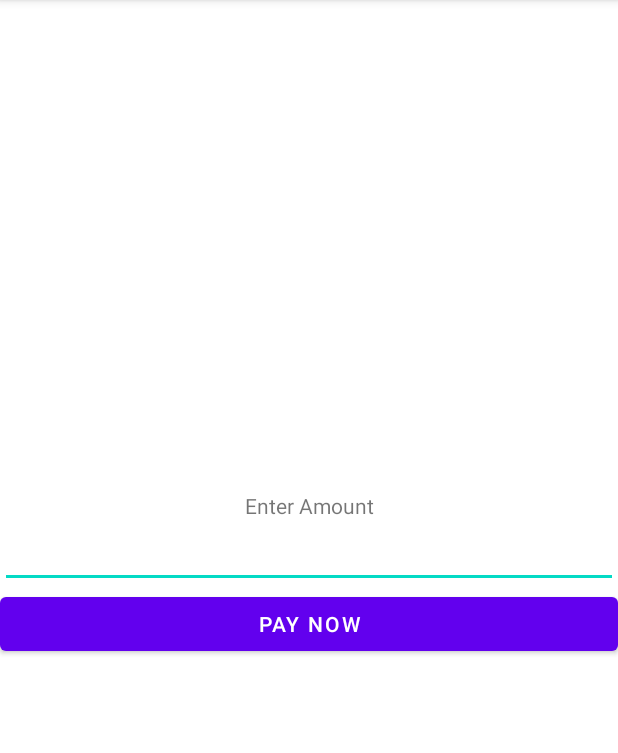
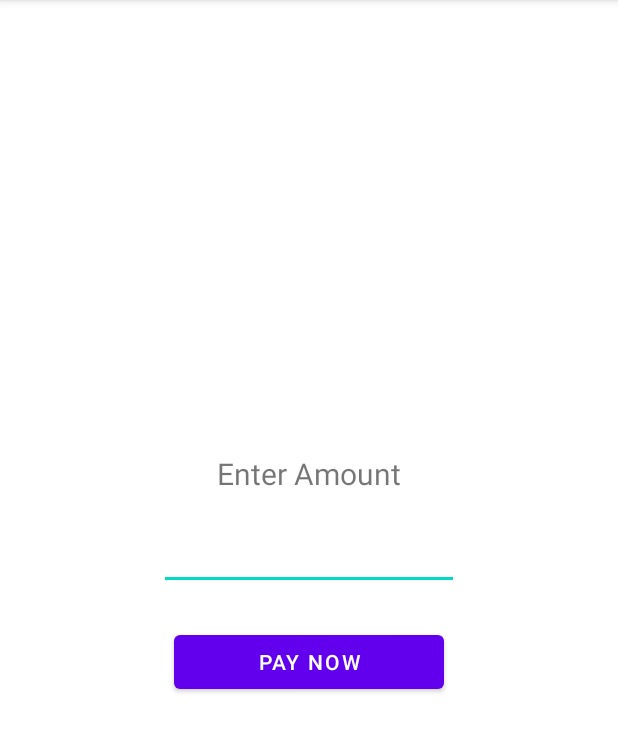
Before and after one commit to MohannedOdeh/Smartlock, an Android app: the Payment screen opened directly, with no data from a screen before it, on a phone screen of 412 x 824 dp, the part 84-837 px from its top. Run offline under Robolectric (Android 15) with nearby library versions, the phone set to English and light mode, and no system bars; our stand-ins replace Firebase (no records; nobody signed in at launch, a user with empty details on screens opened directly); libraries missing offline, so code that uses them is left out: com.paypal.android; 3 statements that could not run were skipped.

Commit message:
Closed this activity after a successful payment

```diff
--- a/app/src/main/java/com/example/csis_330smartlock/Payment.java
+++ b/app/src/main/java/com/example/csis_330smartlock/Payment.java
@@ -153,7 +153,8 @@ public class Payment extends AppCompatActivity implements View.OnClickListener {
                         user.put("Current balance", finalprice);
                         users.document(userid).update(user);
 
-
+                        //End the activity
+                        finish();
                     } catch (JSONException e) {
                         Log.e("paymentExample", "an extremely unlikely failure occurred: ", e);
                     }
--- a/app/src/main/res/layout/activity_payment.xml
+++ b/app/src/main/res/layout/activity_payment.xml
@@ -23,19 +23,25 @@
             android:layout_width="match_parent"
             android:layout_height="wrap_content"
             android:text="Enter Amount"
+            android:textSize="20sp"
             android:textAlignment="center" />
 
         <EditText
             android:id="@+id/editTextAmount"
-            android:layout_width="match_parent"
+            android:layout_width="200dp"
             android:layout_height="wrap_content"
-            android:textAlignment="center" />
+            android:textSize="20sp"
+            android:textAlignment="center"
+            android:layout_gravity="center"
+            android:layout_marginTop="16dp"/>
 
         <Button
             android:id="@+id/buttonPay"
             android:text="Pay Now"
-            android:layout_width="match_parent"
-            android:layout_height="wrap_content" />
+            android:layout_width="180dp"
+            android:layout_height="wrap_content"
+            android:layout_gravity="center"
+            android:layout_marginTop="24dp"/>
 
     </LinearLayout>
 
```
